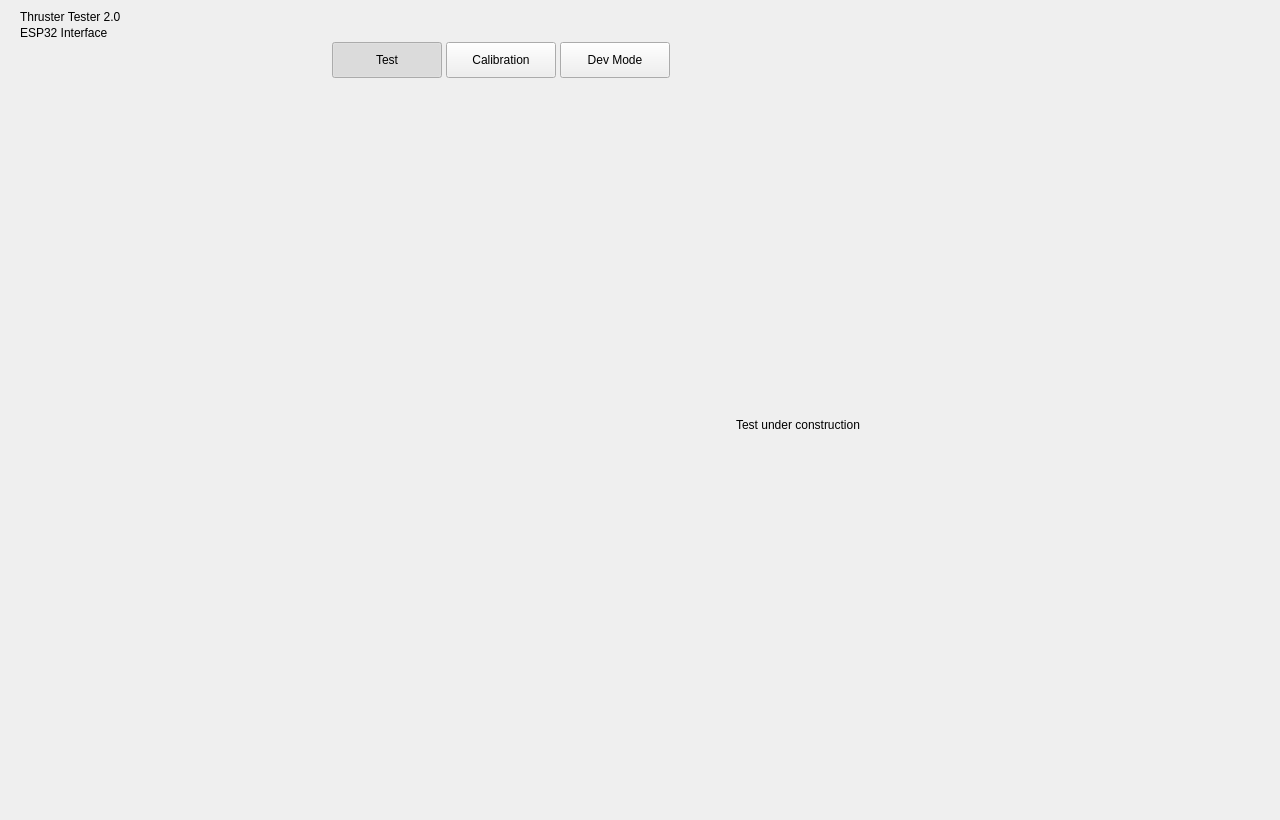
This is src/MainWindow.ui in davidlira1/thruster-tester-2.0-gui as Qt 5 draws it before an edit. The edited form follows.
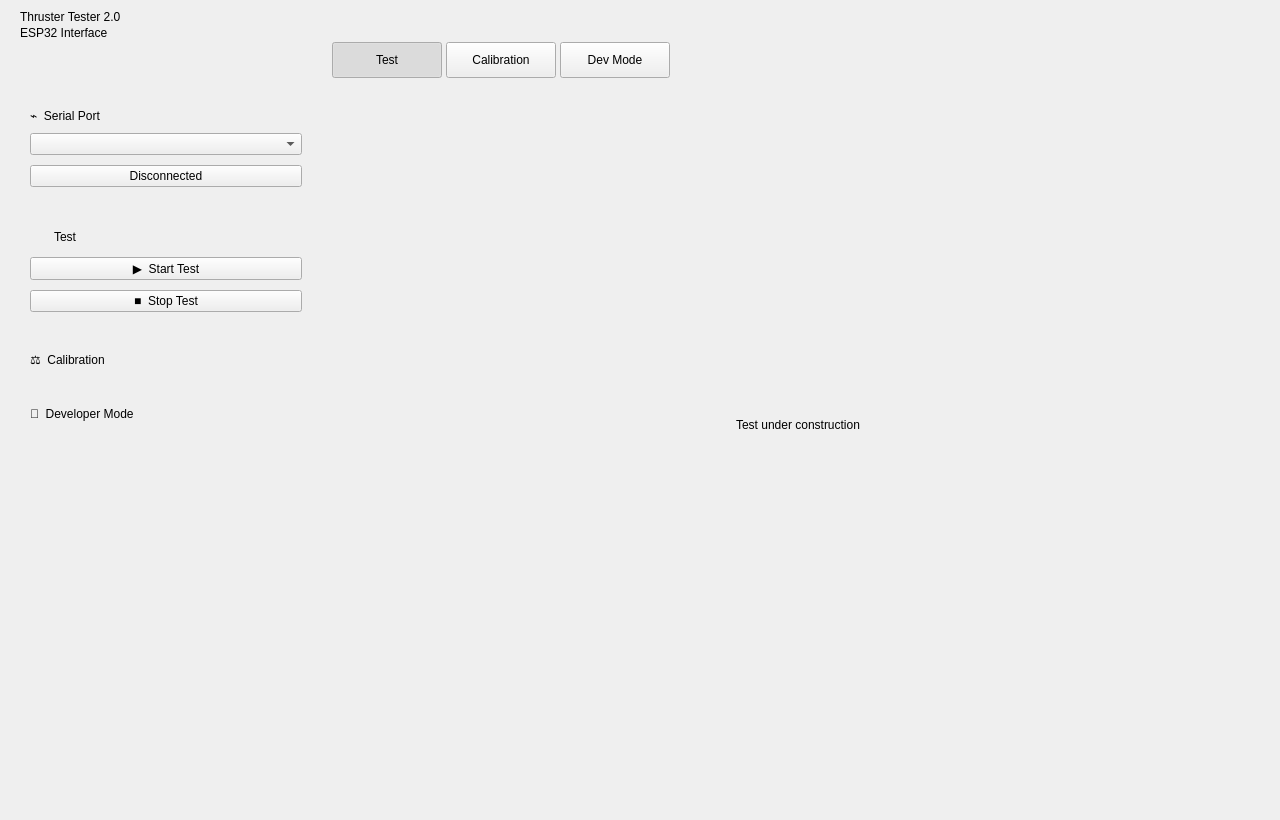
This is the edited form. Icons and pictures are not drawn.

Commit message: feat: implement sidebar cards and serial port connection workflow

What changed in the file:
```diff
--- a/src/MainWindow.ui
+++ b/src/MainWindow.ui
@@ -420,6 +420,9 @@
            </rect>
           </property>
           <layout class="QVBoxLayout" name="sidebarLayout">
+           <property name="spacing">
+            <number>12</number>
+           </property>
            <property name="leftMargin">
             <number>0</number>
            </property>
@@ -432,6 +435,209 @@
            <property name="bottomMargin">
             <number>0</number>
            </property>
+           <item>
+            <widget class="QFrame" name="serialFrame">
+             <property name="frameShape">
+              <enum>QFrame::Shape::NoFrame</enum>
+             </property>
+             <layout class="QVBoxLayout" name="serialLayout">
+              <property name="spacing">
+               <number>10</number>
+              </property>
+              <property name="leftMargin">
+               <number>14</number>
+              </property>
+              <property name="topMargin">
+               <number>14</number>
+              </property>
+              <property name="rightMargin">
+               <number>14</number>
+              </property>
+              <property name="bottomMargin">
+               <number>14</number>
+              </property>
+              <item>
+               <widget class="QLabel" name="serialTitle">
+                <property name="text">
+                 <string>⌁  Serial Port</string>
+                </property>
+               </widget>
+              </item>
+              <item>
+               <widget class="QComboBox" name="portCombo">
+                <property name="currentIndex">
+                 <number>-1</number>
+                </property>
+                <property name="placeholderText">
+                 <string>No Devices Detected</string>
+                </property>
+               </widget>
+              </item>
+              <item>
+               <widget class="QPushButton" name="connectButton">
+                <property name="text">
+                 <string>Disconnected</string>
+                </property>
+               </widget>
+              </item>
+             </layout>
+            </widget>
+           </item>
+           <item>
+            <widget class="QFrame" name="testFrame">
+             <property name="frameShape">
+              <enum>QFrame::Shape::NoFrame</enum>
+             </property>
+             <layout class="QVBoxLayout" name="testLayout">
+              <property name="spacing">
+               <number>10</number>
+              </property>
+              <property name="leftMargin">
+               <number>14</number>
+              </property>
+              <property name="topMargin">
+               <number>14</number>
+              </property>
+              <property name="rightMargin">
+               <number>14</number>
+              </property>
+              <property name="bottomMargin">
+               <number>14</number>
+              </property>
+              <item>
+               <layout class="QHBoxLayout" name="testTitleLayout">
+                <property name="spacing">
+                 <number>8</number>
+                </property>
+                <item>
+                 <widget class="QLabel" name="testTitleIcon">
+                  <property name="minimumSize">
+                   <size>
+                    <width>16</width>
+                    <height>16</height>
+                   </size>
+                  </property>
+                  <property name="maximumSize">
+                   <size>
+                    <width>16</width>
+                    <height>16</height>
+                   </size>
+                  </property>
+                  <property name="pixmap">
+                   <pixmap resource="../resources/resources.qrc">:/icons/line-graph.svg</pixmap>
+                  </property>
+                  <property name="scaledContents">
+                   <bool>true</bool>
+                  </property>
+                 </widget>
+                </item>
+                <item>
+                 <widget class="QLabel" name="testTitle">
+                  <property name="text">
+                   <string>Test</string>
+                  </property>
+                 </widget>
+                </item>
+                <item>
+                 <spacer name="testTitleSpacer">
+                  <property name="orientation">
+                   <enum>Qt::Orientation::Horizontal</enum>
+                  </property>
+                  <property name="sizeHint" stdset="0">
+                   <size>
+                    <width>40</width>
+                    <height>20</height>
+                   </size>
+                  </property>
+                 </spacer>
+                </item>
+               </layout>
+              </item>
+              <item>
+               <widget class="QPushButton" name="startButton">
+                <property name="text">
+                 <string>▶  Start Test</string>
+                </property>
+               </widget>
+              </item>
+              <item>
+               <widget class="QPushButton" name="stopButton">
+                <property name="text">
+                 <string>■  Stop Test</string>
+                </property>
+               </widget>
+              </item>
+             </layout>
+            </widget>
+           </item>
+           <item>
+            <widget class="QFrame" name="calibrationFrame">
+             <property name="visible">
+              <bool>false</bool>
+             </property>
+             <property name="frameShape">
+              <enum>QFrame::Shape::NoFrame</enum>
+             </property>
+             <layout class="QVBoxLayout" name="calibrationLayout">
+              <property name="spacing">
+               <number>10</number>
+              </property>
+              <property name="leftMargin">
+               <number>14</number>
+              </property>
+              <property name="topMargin">
+               <number>14</number>
+              </property>
+              <property name="rightMargin">
+               <number>14</number>
+              </property>
+              <property name="bottomMargin">
+               <number>14</number>
+              </property>
+              <item>
+               <widget class="QLabel" name="calibrationTitle">
+                <property name="text">
+                 <string>⚖  Calibration</string>
+                </property>
+               </widget>
+              </item>
+             </layout>
+            </widget>
+           </item>
+           <item>
+            <widget class="QFrame" name="developerFrame">
+             <property name="visible">
+              <bool>false</bool>
+             </property>
+             <property name="frameShape">
+              <enum>QFrame::Shape::NoFrame</enum>
+             </property>
+             <layout class="QVBoxLayout" name="developerLayout">
+              <property name="spacing">
+               <number>10</number>
+              </property>
+              <property name="leftMargin">
+               <number>14</number>
+              </property>
+              <property name="topMargin">
+               <number>14</number>
+              </property>
+              <property name="rightMargin">
+               <number>14</number>
+              </property>
+              <property name="bottomMargin">
+               <number>14</number>
+              </property>
+              <item>
+               <widget class="QLabel" name="developerTitle">
+                <property name="text">
+                 <string>🔧  Developer Mode</string>
+                </property>
+               </widget>
+              </item>
+             </layout>
+            </widget>
+           </item>
            <item>
             <spacer name="sidebarVerticalSpacer">
              <property name="orientation">
```
Left out of the diff: 116 changed lines with no effect on the pictures. The commit also changes 10 other files.
